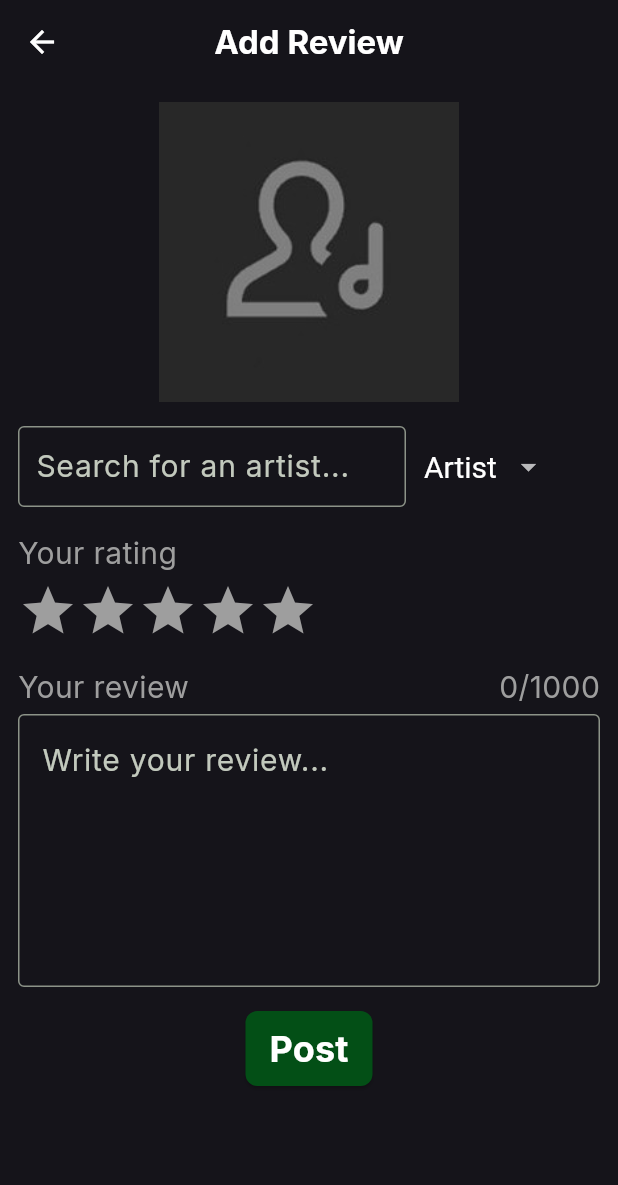
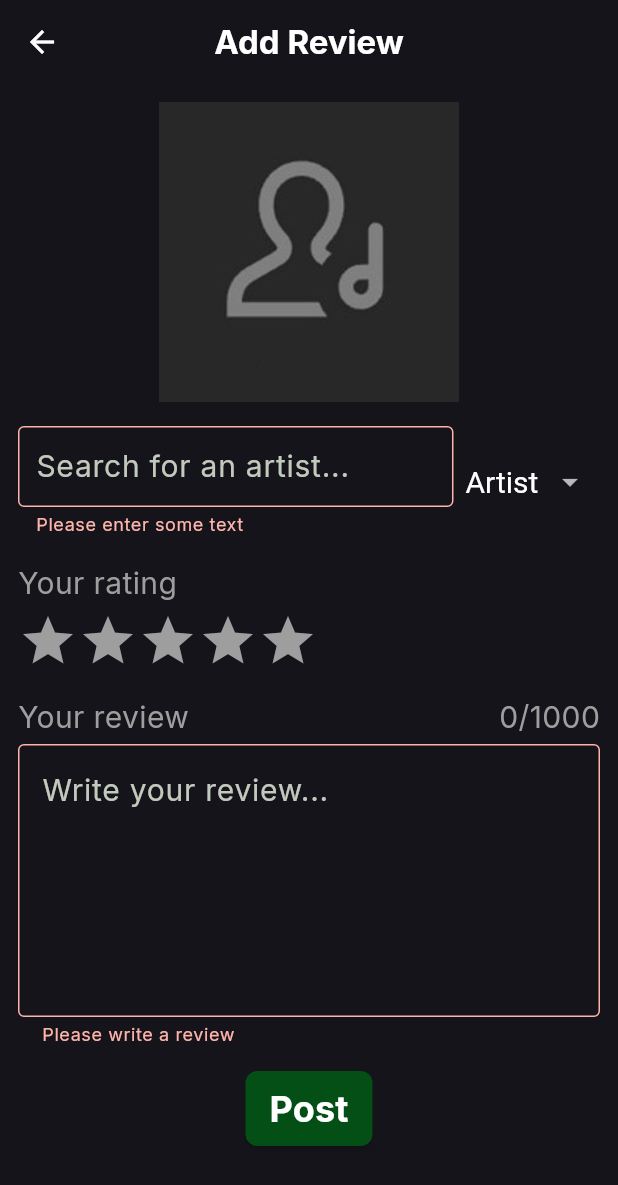
Before and after one commit to zbetters97/tracklist_app, a Flutter app: the ReviewAddPage screen opened directly, after a tap on "Post", on a phone screen of 412 x 824 dp. Shown: the top 1185 px of the screen. Run offline on Flutter 3.47's test engine with Material 3 defaults, Android fonts, the phone set to English and light mode, and no system bars; our stand-ins replace cloud_firestore, firebase_auth, firebase_core, hive_flutter, palette_generator; accounts and stored records are empty.

Commit message:
Alpha v3.4.1 -Adds functioning star rating to Add Review page

```diff
--- a/lib/features/review/pages/review_add_page.dart
+++ b/lib/features/review/pages/review_add_page.dart
@@ -21,6 +21,7 @@ class _ReviewAddPageState extends State<ReviewAddPage> {
   String selectedCategory = "artist";
   TextEditingController controllerName = TextEditingController();
   TextEditingController controllerContent = TextEditingController();
+  double rating = 0.0;
 
   @override
   void initState() {
@@ -30,13 +31,22 @@ class _ReviewAddPageState extends State<ReviewAddPage> {
   void onSearchPressed() async {
     List<Media> fetchedMedia = await searchByCategory(selectedCategory, controllerName.text, limit: 5);
 
-    setState(() {
-      suggestions = fetchedMedia;
-    });
+    if (controllerName.text.isEmpty) {
+      setState(() => suggestions = []);
+      return;
+    }
+
+    setState(() => suggestions = fetchedMedia);
+  }
+
+  void submitForm() async {
+    if (!_formKey.currentState!.validate()) return;
   }
 
   @override
   void dispose() {
+    controllerName.dispose();
+    controllerContent.dispose();
     super.dispose();
   }
 
@@ -72,9 +82,10 @@ class _ReviewAddPageState extends State<ReviewAddPage> {
   Widget buildSearchName() {
     return Row(
       crossAxisAlignment: CrossAxisAlignment.center,
+      mainAxisAlignment: MainAxisAlignment.center,
       children: [
         Expanded(flex: 2, child: buildNameField()),
-        Expanded(flex: 1, child: buildCategoryDropdown()),
+        buildCategoryDropdown(),
       ],
     );
   }
@@ -91,7 +102,7 @@ class _ReviewAddPageState extends State<ReviewAddPage> {
         focusedBorder: OutlineInputBorder(borderSide: BorderSide(color: Colors.white)),
         hintText: "Search for $word $selectedCategory...",
       ),
-      onChanged: (value) => onSearchPressed(),
+      onChanged: (_) => onSearchPressed(),
       style: const TextStyle(color: Colors.white, fontSize: 20),
       validator: (value) {
         if (value == null || value.isEmpty) {
@@ -104,8 +115,9 @@ class _ReviewAddPageState extends State<ReviewAddPage> {
 
   Widget buildCategoryDropdown() {
     return Container(
-      padding: EdgeInsets.symmetric(horizontal: 12),
+      padding: EdgeInsets.symmetric(horizontal: 8.0),
       child: DropdownButton(
+        isExpanded: false,
         items: [
           DropdownMenuItem(value: "artist", child: Text("Artist")),
           DropdownMenuItem(value: "album", child: Text("Album")),
@@ -114,6 +126,7 @@ class _ReviewAddPageState extends State<ReviewAddPage> {
         underline: SizedBox(),
         style: TextStyle(fontSize: 20),
         value: selectedCategory,
+        onTap: () => setState(() => suggestions = []),
         onChanged: (value) => setState(() => selectedCategory = value!),
       ),
     );
@@ -177,8 +190,37 @@ class _ReviewAddPageState extends State<ReviewAddPage> {
       spacing: 4.0,
       children: [
         Text("Your rating", style: TextStyle(color: Colors.grey, fontSize: 20)),
-        Row(children: [...List.generate(5, (index) => Icon(Icons.star, color: Colors.grey, size: 40))]),
+        buildStars(),
       ],
+    );
+  }
+
+  Widget buildStars() {
+    double roundedRating = (rating * 2).round() / 2;
+
+    return Row(
+      mainAxisAlignment: MainAxisAlignment.start,
+      children: List.generate(5, (i) {
+        double ratingValue = i + 1;
+
+        bool isHalf = roundedRating == ratingValue - 0.5;
+
+        Color starColor = ratingValue - 0.5 <= roundedRating ? Colors.amber : Colors.grey;
+        IconData starIcon = isHalf ? Icons.star_half : Icons.star;
+
+        return GestureDetector(
+          behavior: HitTestBehavior.opaque,
+          onTapDown: (details) {
+            setState(() => details.localPosition.dx < 20 ? rating = ratingValue - 0.5 : rating = ratingValue);
+          },
+          child: Container(
+            width: 40,
+            height: 40,
+            alignment: Alignment.center,
+            child: Icon(starIcon, color: starColor, size: 40),
+          ),
+        );
+      }),
     );
   }
 
@@ -219,7 +261,7 @@ class _ReviewAddPageState extends State<ReviewAddPage> {
       onChanged: (_) => setState(() {}),
       validator: (value) {
         if (value == null || value.isEmpty) {
-          return 'Please enter some text';
+          return 'Please write a review';
         }
         if (value.length > MAX_REVIEW_LENGTH) {
           return 'Review must be less than $MAX_REVIEW_LENGTH characters';
@@ -238,7 +280,7 @@ class _ReviewAddPageState extends State<ReviewAddPage> {
         foregroundColor: Colors.white,
         padding: const EdgeInsets.symmetric(vertical: 8, horizontal: 16),
       ),
-      onPressed: () => {},
+      onPressed: () => submitForm(),
       child: Text("Post", style: TextStyle(fontWeight: FontWeight.bold, fontSize: 24)),
     );
   }
```
